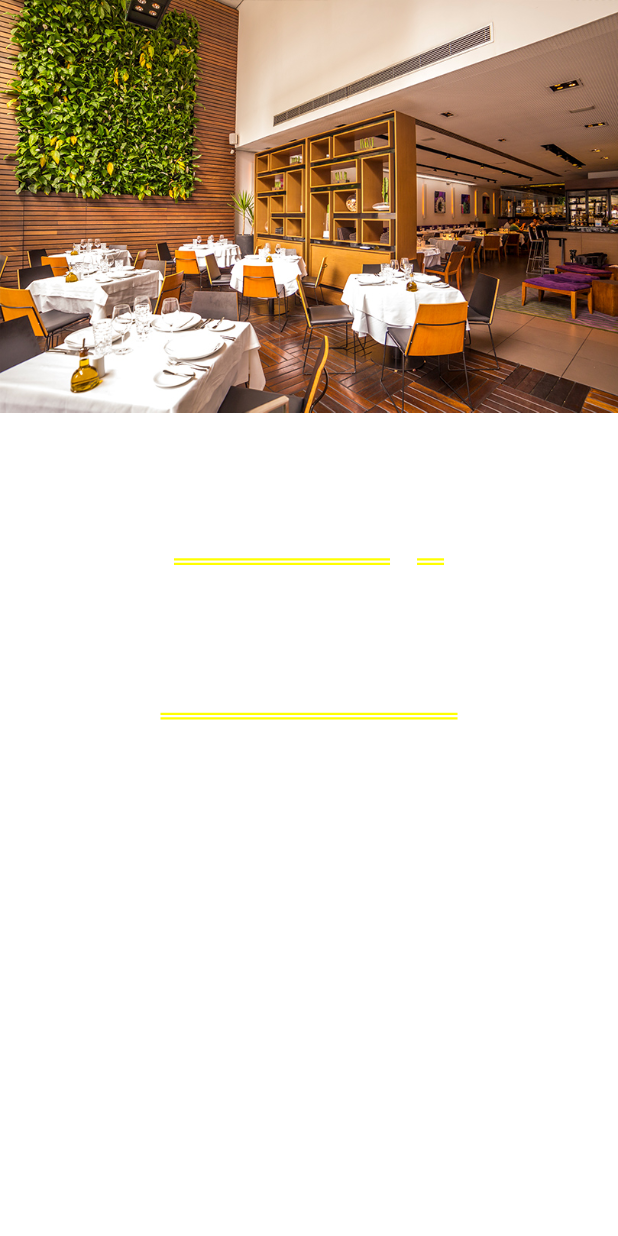
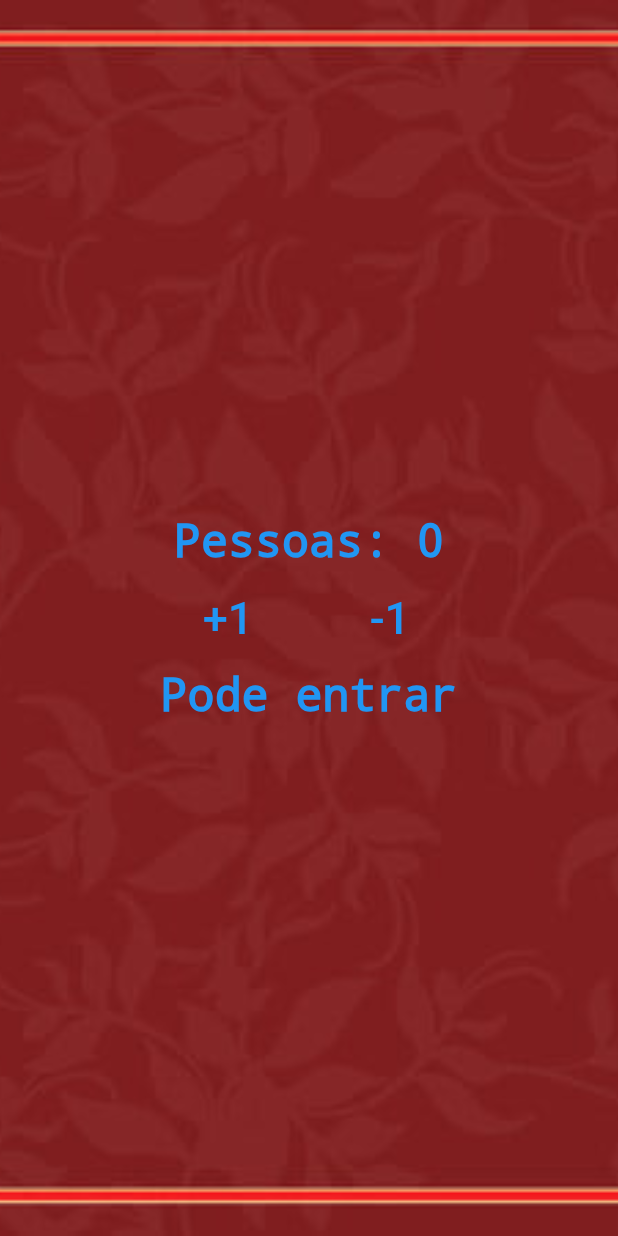
Before and after one commit to leolikestocode/flutter-projects, a Flutter app: the screen it shows after launch, on a phone screen of 412 x 824 dp. Run offline on Flutter 3.47's test engine with Material 2 defaults, Android fonts, the phone set to English and light mode, and no system bars.

Commit message:
New counter people

```diff
--- a/alone_contador_de_pessoas/lib/main.dart
+++ b/alone_contador_de_pessoas/lib/main.dart
@@ -9,7 +9,7 @@ class MyApp extends StatelessWidget {
     return MaterialApp(
       title: 'Flutter Demo',
       theme: ThemeData(
-        primarySwatch: Colors.blue,
+        primarySwatch: Colors.red,
       ),
       home: MyHomePage(title: 'Flutter Demo Home Page'),
     );
@@ -51,7 +51,11 @@ class _MyHomePageState extends State<MyHomePage> {
   Widget build(BuildContext context) {
     return Stack(
       children: <Widget>[
-        Image.asset('images/background.jpg'),
+        Image.asset(
+          "images/background.jpg",
+          fit: BoxFit.cover,
+          height: 1000.0,
+        ),
         Column(
           mainAxisAlignment: MainAxisAlignment.center,
           crossAxisAlignment: CrossAxisAlignment.center,
@@ -61,9 +65,15 @@ class _MyHomePageState extends State<MyHomePage> {
                 mainAxisAlignment: MainAxisAlignment.center,
                 children: <Widget>[
                   Text('Pessoas: ',
-                      style: TextStyle(color: Colors.white, fontSize: 30.0)),
+                      style: TextStyle(
+                          color: Colors.blue,
+                          fontSize: 30.0,
+                          decoration: TextDecoration.none)),
                   Text(_person.toString(),
-                      style: TextStyle(color: Colors.white, fontSize: 30.0))
+                      style: TextStyle(
+                          color: Colors.blue,
+                          fontSize: 30.0,
+                          decoration: TextDecoration.none))
                 ]),
             Row(
               crossAxisAlignment: CrossAxisAlignment.center,
@@ -76,8 +86,10 @@ class _MyHomePageState extends State<MyHomePage> {
                         addPerson(1);
                       },
                       child: Text("+1",
-                          style:
-                              TextStyle(color: Colors.white, fontSize: 30.0))),
+                          style: TextStyle(
+                              color: Colors.blue,
+                              fontSize: 30.0,
+                              decoration: TextDecoration.none))),
                 ),
                 Padding(
                   padding: EdgeInsets.all(10),
@@ -87,12 +99,15 @@ class _MyHomePageState extends State<MyHomePage> {
                       },
                       child: Text("-1",
                           style:
-                              TextStyle(color: Colors.white, fontSize: 30.0))),
+                              TextStyle(color: Colors.blue, fontSize: 30.0))),
                 ),
               ],
             ),
             Text(_message,
-                style: TextStyle(color: Colors.white, fontSize: 30.0))
+                style: TextStyle(
+                    color: Colors.blue,
+                    fontSize: 30.0,
+                    decoration: TextDecoration.none))
           ],
         )
       ],
```
Also changed, not shown: alone_contador_de_pessoas/images/background.jpg.
